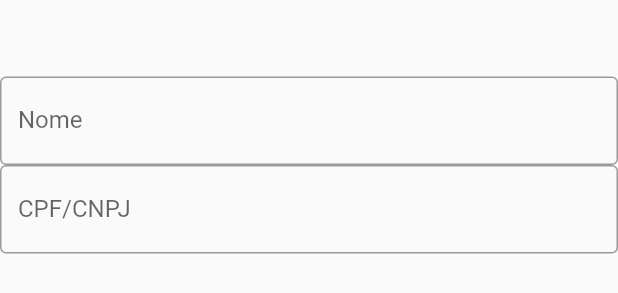
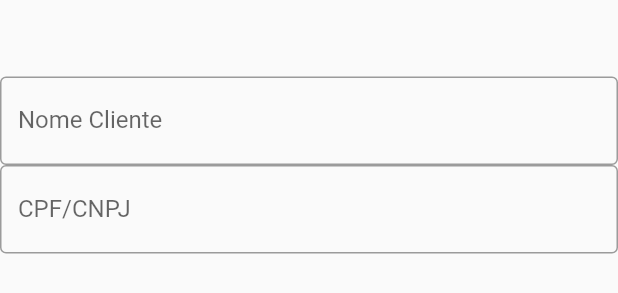
Before and after one commit to tintreinamento/projeto_flutter, a Flutter app: the ClienteCadastro widget shown alone on an empty page, opened directly, on a phone screen of 412 x 824 dp. Shown: the part 453-746 px from the top of the screen. Run offline on Flutter 3.47's test engine with Material 2 defaults, Android fonts, the phone set to English and light mode, and no system bars.

Commit message:
Desenvolvimento inicial de cliente

```diff
--- a/lib/views/cliente/cadastro_cliente.dart
+++ b/lib/views/cliente/cadastro_cliente.dart
@@ -17,7 +17,7 @@ class _ClienteCadastroState extends State<ClienteCadastro> {
           children: [
             TextField(
               decoration: InputDecoration(
-                labelText: 'Nome',
+                labelText: 'Nome Cliente',
                 border: OutlineInputBorder(),
               ),
             ),
```
